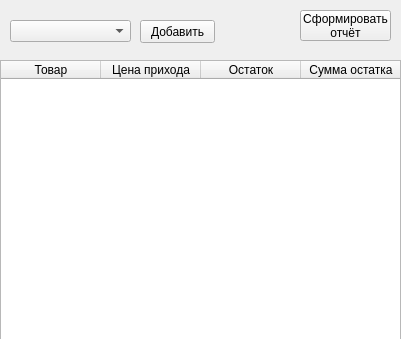
Above: untitled.ui from Crivetkaaa/kos_coursework before the change. Below: the same form after it.
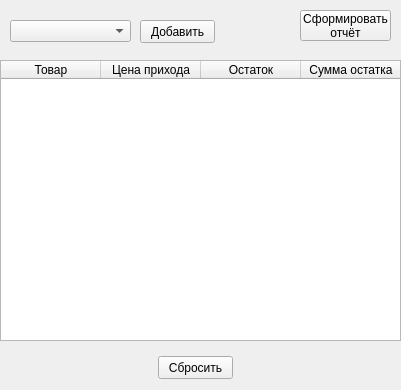
That is the form after the change.

Commit message: Добавлена возможность сбросить отчёт

```diff
--- a/untitled.ui
+++ b/untitled.ui
@@ -7,7 +7,7 @@
     <x>0</x>
     <y>0</y>
     <width>401</width>
-    <height>339</height>
+    <height>390</height>
    </rect>
   </property>
   <property name="windowTitle">
@@ -93,6 +93,19 @@
 отчёт</string>
     </property>
    </widget>
+   <widget class="QPushButton" name="pushButton_3">
+    <property name="geometry">
+     <rect>
+      <x>158</x>
+      <y>356</y>
+      <width>75</width>
+      <height>23</height>
+     </rect>
+    </property>
+    <property name="text">
+     <string>Сбросить</string>
+    </property>
+   </widget>
   </widget>
  </widget>
  <resources/>
```
The commit also changes 5 other files.
